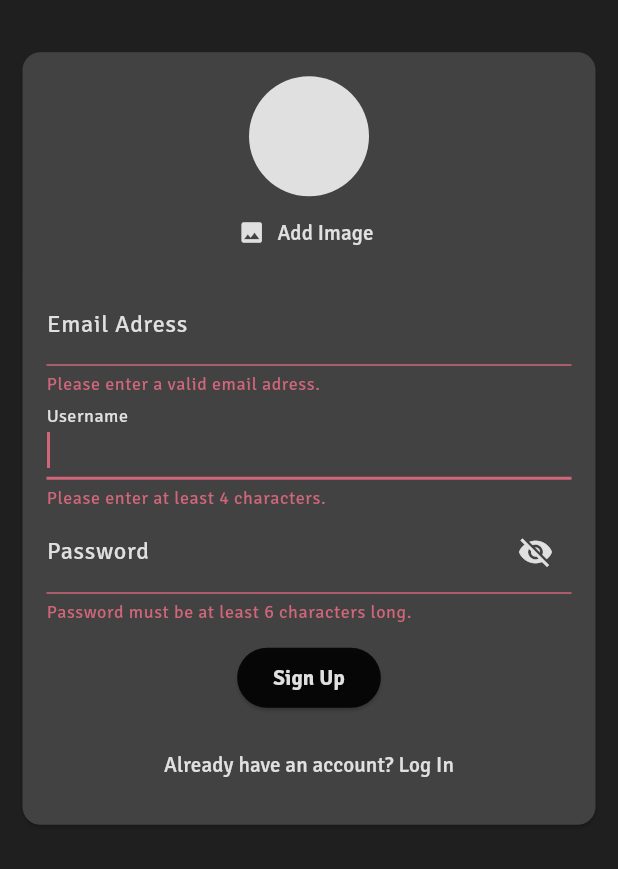
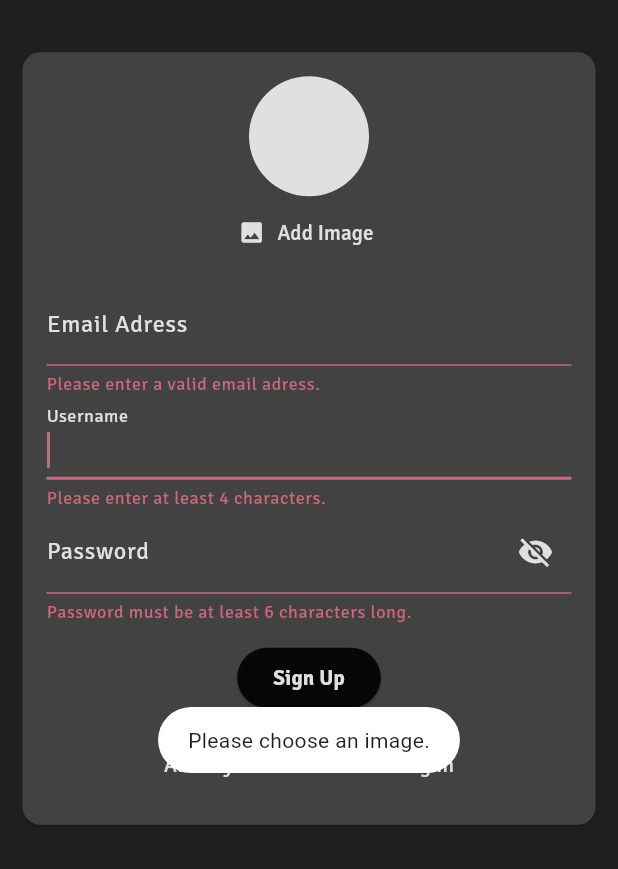
Before and after one commit to maingatedeveloping/messaging_app, a Flutter app: the screen it shows after launch, after a tap on "Log In", after a tap on "Create an account", after a tap on "Sign Up", on a phone screen of 412 x 824 dp, the part 367-1236 px from its top. Run offline on Flutter 3.47's test engine with Material 3 defaults, Android fonts, the phone set to English and light mode, and no system bars; our stand-ins replace cached_network_image, cloud_firestore, firebase_auth, firebase_core, firebase_storage, fluttertoast and 3 more; accounts and stored records are empty.

Commit message:
second commit

```diff
--- a/lib/sreens/auth_screen.dart
+++ b/lib/sreens/auth_screen.dart
@@ -4,6 +4,7 @@ import 'package:cloud_firestore/cloud_firestore.dart';
 import 'package:firebase_auth/firebase_auth.dart';
 import 'package:firebase_storage/firebase_storage.dart';
 import 'package:flutter/material.dart';
+import 'package:fluttertoast/fluttertoast.dart';
 import '../widgets/main/user_image_picker.dart';
 
 final _firebase = FirebaseAuth.instance;
@@ -25,6 +26,14 @@ class _AuthScreenState extends State<AuthScreen> {
   var _enteredUserName = '';
   File? _selectedImage;
 
+  void toastMessage() {
+    Fluttertoast.showToast(
+      msg: 'Please choose an image.',
+      backgroundColor: Theme.of(context).canvasColor,
+      textColor: Theme.of(context).colorScheme.surface,
+    );
+  }
+
   void makeVissible() {
     setState(() {
       makePasswordVissible = !makePasswordVissible;
@@ -34,8 +43,11 @@ class _AuthScreenState extends State<AuthScreen> {
   void submit() async {
     final validate = _formKey.currentState!.validate();
 
+    if (!_isLogIn && _selectedImage == null) {
+      toastMessage();
+    }
+
     if (!validate || !_isLogIn && _selectedImage == null) {
-      //show error message...
       return;
     }
     _formKey.currentState!.save();
```
